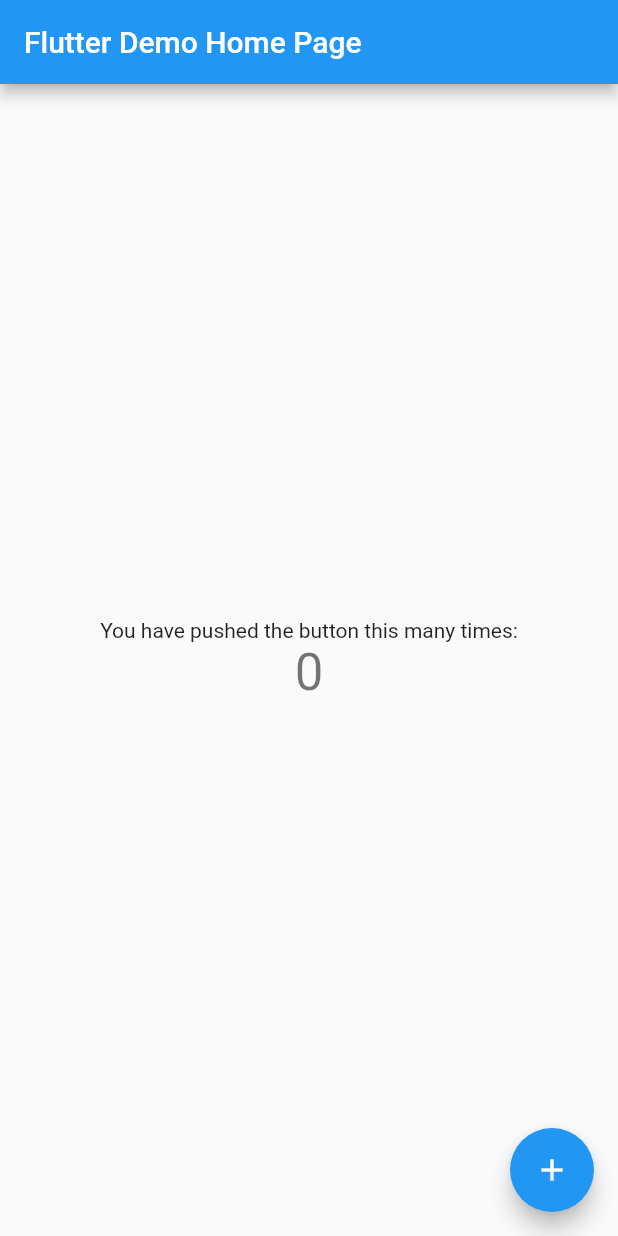
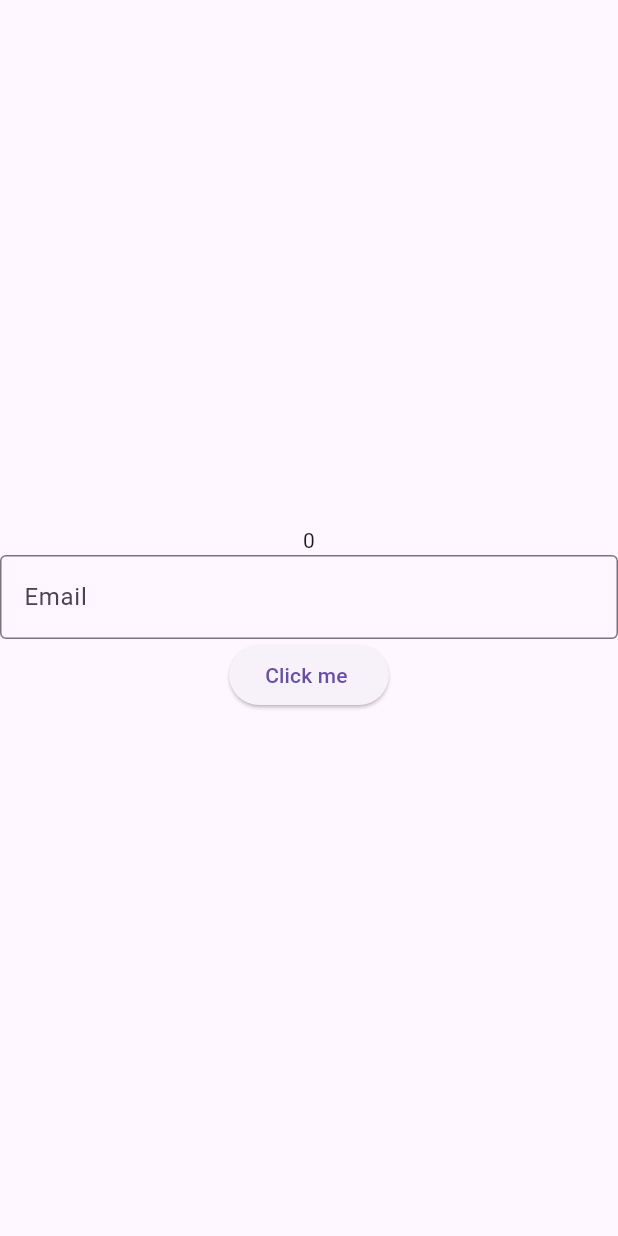
Before and after one commit to elhajuojy/Flutter_FireBase_iot, a Flutter app: the screen it shows after launch, on a phone screen of 412 x 824 dp. Run offline on Flutter 3.47's test engine with Material 2 defaults, Android fonts, the phone set to English and light mode, and no system bars; our stand-ins replace get.

Commit message:
add some  widgets

```diff
--- /dev/null
+++ b/lib/Auth/Login.dart
@@ -0,0 +1,37 @@
+import 'package:flutter/material.dart';
+import 'package:get/get.dart';
+
+class LoginPage extends StatelessWidget {
+  const LoginPage({super.key, required this.title});
+  final String? title;
+
+  @override
+  Widget build(BuildContext context) {
+    final Controller c = Get.put(Controller());
+    return Scaffold(
+      body: Center(
+        child: Column(
+          mainAxisAlignment: MainAxisAlignment.center,
+          crossAxisAlignment: CrossAxisAlignment.center,
+          children: [
+            Obx(() => Text('${c.count}')),
+            const TextField(
+              decoration: InputDecoration(
+                border: OutlineInputBorder(),
+                labelText: 'Email',
+              ),
+            ),
+            ElevatedButton(
+                onPressed: () => {c.increment()},
+                child: const Text("Click me "))
+          ],
+        ),
+      ),
+    );
+  }
+}
+
+class Controller extends GetxController {
+  final count = 0.obs;
+  void increment() => count.value++;
+}
--- a/lib/main.dart
+++ b/lib/main.dart
@@ -1,4 +1,6 @@
 import 'package:flutter/material.dart';
+import 'package:flutterfirebaseiot/Auth/Login.dart';
+import 'package:get/route_manager.dart';
 
 void main() {
   runApp(const MyApp());
@@ -10,106 +12,30 @@ class MyApp extends StatelessWidget {
   // This widget is the root of your application.
   @override
   Widget build(BuildContext context) {
-    return MaterialApp(
-      title: 'Flutter Demo',
+    return GetMaterialApp(
+      title: 'flutterfirebaseiot',
+      debugShowCheckedModeBanner: false,
       theme: ThemeData(
-        // This is the theme of your application.
-        //
-        // Try running your application with "flutter run". You'll see the
-        // application has a blue toolbar. Then, without quitting the app, try
-        // changing the primarySwatch below to Colors.green and then invoke
-        // "hot reload" (press "r" in the console where you ran "flutter run",
-        // or simply save your changes to "hot reload" in a Flutter IDE).
-        // Notice that the counter didn't reset back to zero; the application
-        // is not restarted.
+        useMaterial3: true,
         primarySwatch: Colors.blue,
       ),
-      home: const MyHomePage(title: 'Flutter Demo Home Page'),
+      home: const MyHomePage(title: 'flutterfirebaseiot'),
     );
   }
 }
 
-class MyHomePage extends StatefulWidget {
+class MyHomePage extends StatelessWidget {
   const MyHomePage({super.key, required this.title});
-
-  // This widget is the home page of your application. It is stateful, meaning
-  // that it has a State object (defined below) that contains fields that affect
-  // how it looks.
-
-  // This class is the configuration for the state. It holds the values (in this
-  // case the title) provided by the parent (in this case the App widget) and
-  // used by the build method of the State. Fields in a Widget subclass are
-  // always marked "final".
-
-  final String title;
-
-  @override
-  State<MyHomePage> createState() => _MyHomePageState();
-}
-
-class _MyHomePageState extends State<MyHomePage> {
-  int _counter = 0;
-
-  void _incrementCounter() {
-    setState(() {
-      // This call to setState tells the Flutter framework that something has
-      // changed in this State, which causes it to rerun the build method below
-      // so that the display can reflect the updated values. If we changed
-      // _counter without calling setState(), then the build method would not be
-      // called again, and so nothing would appear to happen.
-      _counter++;
-    });
-  }
+  final String? title;
 
   @override
   Widget build(BuildContext context) {
-    // This method is rerun every time setState is called, for instance as done
-    // by the _incrementCounter method above.
-    //
-    // The Flutter framework has been optimized to make rerunning build methods
-    // fast, so that you can just rebuild anything that needs updating rather
-    // than having to individually change instances of widgets.
-    return Scaffold(
-      appBar: AppBar(
-        // Here we take the value from the MyHomePage object that was created by
-        // the App.build method, and use it to set our appbar title.
-        title: Text(widget.title),
-      ),
+    return const Scaffold(
       body: Center(
-        // Center is a layout widget. It takes a single child and positions it
-        // in the middle of the parent.
-        child: Column(
-          // Column is also a layout widget. It takes a list of children and
-          // arranges them vertically. By default, it sizes itself to fit its
-          // children horizontally, and tries to be as tall as its parent.
-          //
-          // Invoke "debug painting" (press "p" in the console, choose the
-          // "Toggle Debug Paint" action from the Flutter Inspector in Android
-          // Studio, or the "Toggle Debug Paint" command in Visual Studio Code)
-          // to see the wireframe for each widget.
-          //
-          // Column has various properties to control how it sizes itself and
-          // how it positions its children. Here we use mainAxisAlignment to
-          // center the children vertically; the main axis here is the vertical
-          // axis because Columns are vertical (the cross axis would be
-          // horizontal).
-          mainAxisAlignment: MainAxisAlignment.center,
-          children: <Widget>[
-            const Text(
-              'You have pushed the button this many times:',
-            ),
-            Text(
-              '$_counter',
-              style: Theme.of(context).textTheme.headlineMedium,
-            ),
-          ],
+        child: LoginPage(
+          title: 'This is the login page',
         ),
       ),
-      floatingActionButton: FloatingActionButton(
-        onPressed: _incrementCounter,
-        tooltip: 'Increment',
-        child: const Icon(Icons.add),
-      ), // This trailing comma makes auto-formatting nicer for build methods.
     );
   }
 }
```
Also changed, not shown: lib/Auth/SignUp.dart (added).
